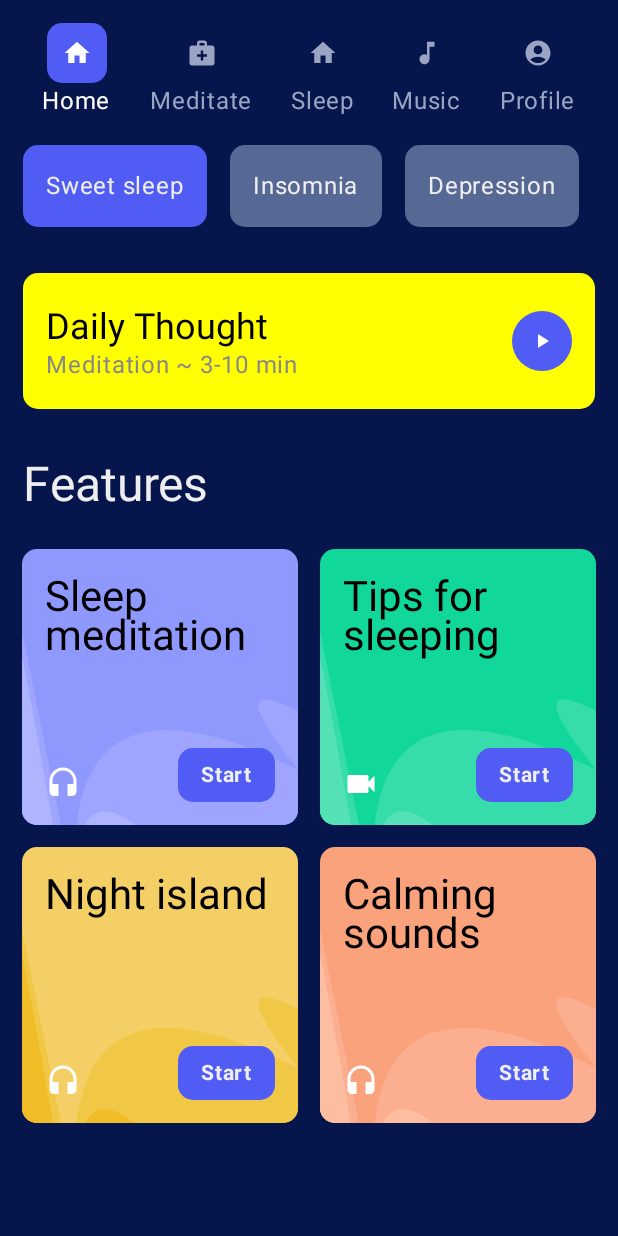
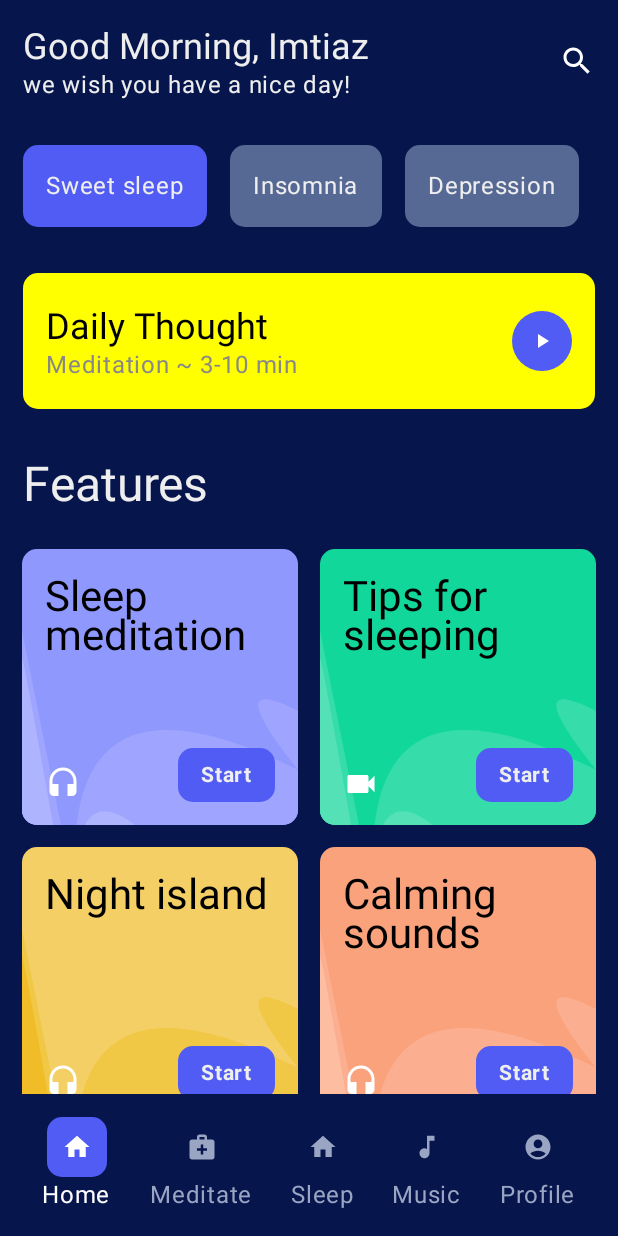
Before and after one commit to Imtiaz16041997/Compose_UI_Practise, an Android app built with Jetpack Compose: the screen it shows after launch (MainActivity), on a phone screen of 412 x 824 dp. Run offline under Robolectric (Android 15) with nearby library versions, the phone set to English and light mode, and no system bars.

Commit message:
NavBar features BottomCenter

```diff
--- a/app/src/main/java/com/imtiaz/composepractices/HomeScreen.kt
+++ b/app/src/main/java/com/imtiaz/composepractices/HomeScreen.kt
@@ -112,7 +112,7 @@ fun HomeScreen(){
                 BottomMenuContent("Sleep",R.drawable.ic_home),
                 BottomMenuContent("Music",R.drawable.ic_music),
                 BottomMenuContent("Profile",R.drawable.ic_profile),
-            ))
+            ), modifier = Modifier.align(Alignment.BottomCenter))
     }
 }
 
```
